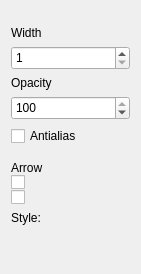
PhotoFlare/photoflare, file src/toolSettings/LineSettingsWidget.ui: the form before one commit.
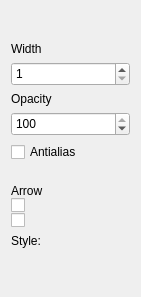
The form after the commit. Icons and pictures are not drawn. Custom widgets are drawn as their Qt base class.

```diff
--- a/src/toolSettings/LineSettingsWidget.ui
+++ b/src/toolSettings/LineSettingsWidget.ui
@@ -7,7 +7,7 @@
     <x>0</x>
     <y>0</y>
     <width>141</width>
-    <height>274</height>
+    <height>297</height>
    </rect>
   </property>
   <property name="windowTitle">
@@ -16,6 +16,9 @@
   <layout class="QVBoxLayout" name="verticalLayout_2">
    <item>
     <layout class="QVBoxLayout" name="verticalLayout">
+     <property name="topMargin">
+      <number>10</number>
+     </property>
      <item>
       <spacer name="verticalSpacer">
        <property name="orientation">
```
